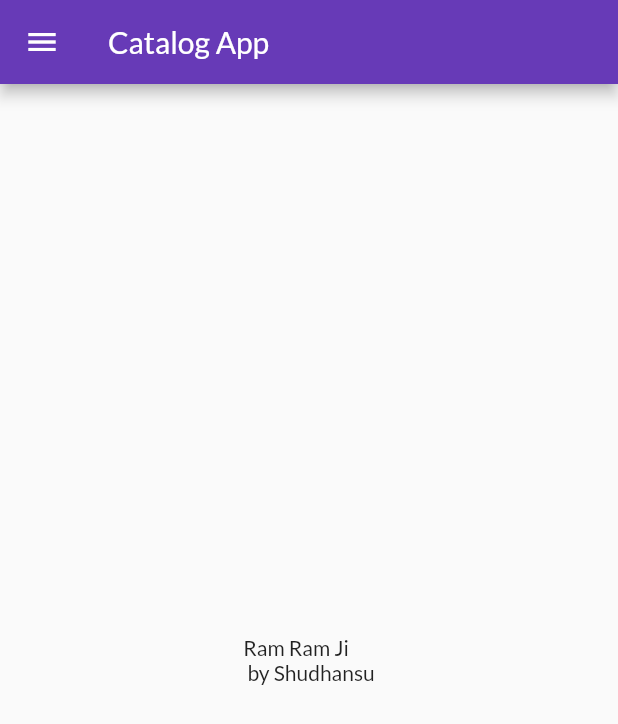
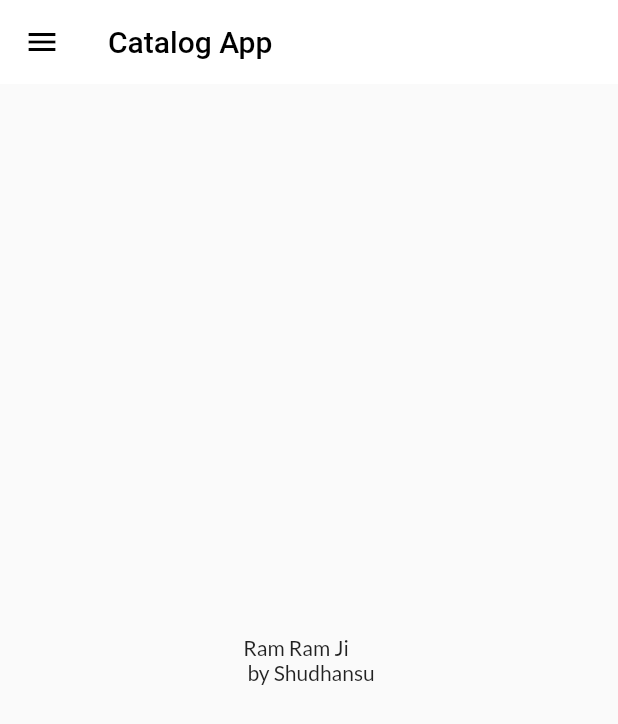
Before and after one commit to Shudh25/flutter_catalog, a Flutter app: the screen it shows after launch, on a phone screen of 412 x 824 dp. Shown: the top 724 px of the screen. Run offline on Flutter 3.47's test engine with Material 2 defaults, Android fonts, the phone set to English and light mode, and no system bars; our stand-ins replace google_fonts.

Commit message:
Theme Extracted

```diff
--- a/lib/main.dart
+++ b/lib/main.dart
@@ -1,5 +1,6 @@
 import 'package:flutter/material.dart';
 import 'package:flutter_catalog/utils/routes.dart';
+import 'package:flutter_catalog/utils/widgets/themes.dart';
 import 'package:google_fonts/google_fonts.dart';
 import 'package:flutter_catalog/pages/home_page.dart';
 import 'package:flutter_catalog/pages/login_page.dart';
@@ -14,11 +15,8 @@ class MyApp extends StatelessWidget {
     return MaterialApp(
         // home: HomePage(),
         themeMode: ThemeMode.light,
-        theme: ThemeData(
-          primarySwatch: Colors.deepPurple,
-          fontFamily: GoogleFonts.lato().fontFamily,
-        ),
-        darkTheme: ThemeData(brightness: Brightness.dark),
+        theme: MyThemes.lightTheme(context),
+        darkTheme: MyThemes.darkTheme(context),
         //For Removing the "Debug Banner"
         debugShowCheckedModeBanner: false,
         initialRoute: MyRoutes.homeRoute,
--- a/lib/pages/home_page.dart
+++ b/lib/pages/home_page.dart
@@ -8,7 +8,10 @@ class HomePage extends StatelessWidget {
 
     return Scaffold(
       appBar: AppBar(
-        title: Text("Catalog App"),
+        title: Text(
+          "Catalog App",
+          style: TextStyle(color: Colors.black),
+        ),
       ),
       body: Center(
           child: Container(
--- /dev/null
+++ b/lib/utils/widgets/themes.dart
@@ -0,0 +1,19 @@
+import 'package:flutter/material.dart';
+import 'package:google_fonts/google_fonts.dart';
+
+class MyThemes {
+  static ThemeData lightTheme(BuildContext context) => ThemeData(
+        primarySwatch: Colors.deepPurple,
+        fontFamily: GoogleFonts.lato().fontFamily,
+        appBarTheme: AppBarTheme(
+          backgroundColor: Colors.white,
+          elevation: 0.0,
+          iconTheme: IconThemeData(color: Colors.black),
+          textTheme: Theme.of(context).textTheme,
+        ),
+      );
+
+  static ThemeData darkTheme(BuildContext context) => ThemeData(
+        brightness: Brightness.dark,
+      );
+}
```
